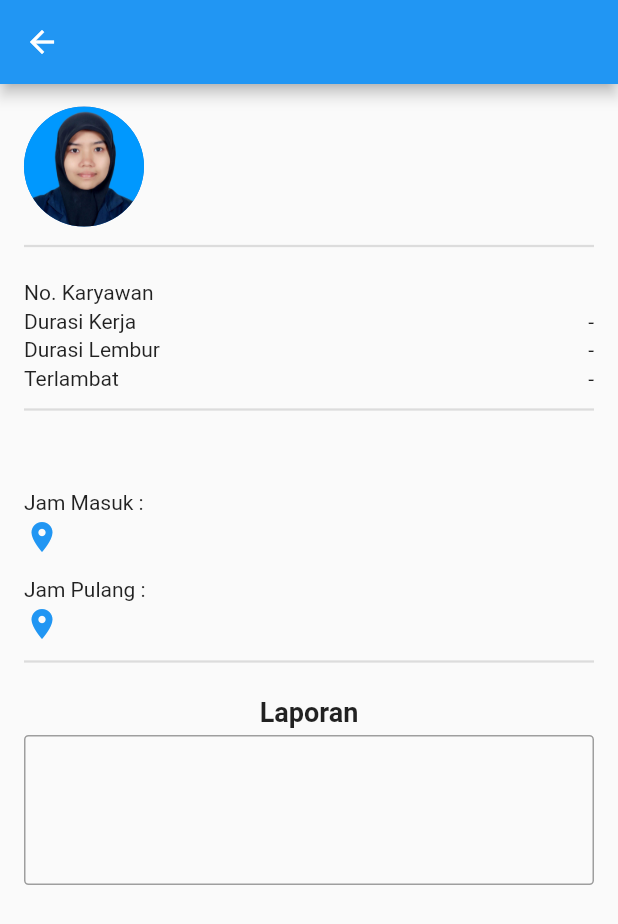
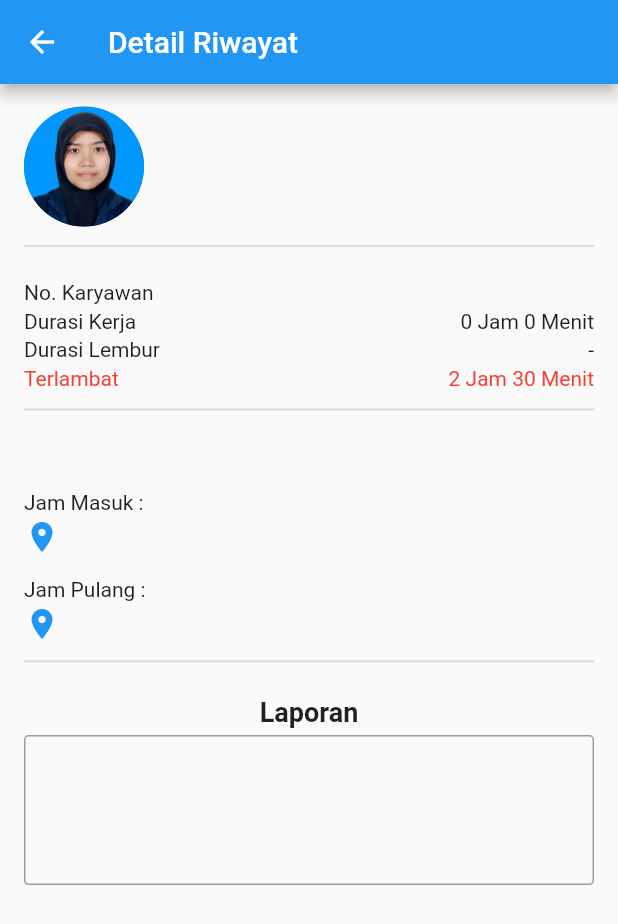
Before and after one commit to abdullahabd15/employee-attendance, a Flutter app: the HistoryDetailScreen screen opened directly with empty values, on a phone screen of 412 x 824 dp. Shown: the top 924 px of the screen. Run offline on Flutter 3.47's test engine with Material 2 defaults, Android fonts, the light colour scheme and no system bars; our stand-ins replace flutter_spinkit, google_maps_flutter, location, shared_preferences, sqflite, toast; missing offline and left inert: geocoder; accounts and stored records are empty.

Commit message:
perbaikan fungsi kalkulasi jam kerja

```diff
--- a/lib/screen/history_detail_screen.dart
+++ b/lib/screen/history_detail_screen.dart
@@ -3,23 +3,49 @@ import 'package:employee_attendance/model/employee.dart';
 import 'package:employee_attendance/util/date_util.dart';
 import 'package:flutter/material.dart';
 
-class HistoryDetailScreen extends StatelessWidget {
+class HistoryDetailScreen extends StatefulWidget {
   final Attendance attendance;
   final Employee employee;
 
-  const HistoryDetailScreen({this.attendance, this.employee});
+  HistoryDetailScreen({this.attendance, this.employee});
+
+  @override
+  _HistoryDetailScreenState createState() => _HistoryDetailScreenState();
+}
+
+class _HistoryDetailScreenState extends State<HistoryDetailScreen> {
+  String _dateInIndonesian;
+  String _date;
+  String _workDuration;
+  String _overTimeDuration;
+  String _lateTimeDuration;
+
+  @override
+  void initState() {
+    super.initState();
+    setState(() {
+      _dateInIndonesian = DateUtil.toIndonesian(widget.attendance.dtmIn);
+      _date = DateUtil.getDate(_dateInIndonesian);
+      _workDuration = _getWorkDuration(widget.attendance.dtmIn, widget.attendance.dtmOut);
+      _overTimeDuration = _getOverTimeDuration(widget.attendance.dtmOut);
+      _lateTimeDuration = _getLateTimeDuration(widget.attendance.dtmIn);
+    });
+  }
 
   @override
   Widget build(BuildContext context) {
-    var dateInIndonesian = DateUtil.toIndonesian(attendance.dtmIn);
-    var date = DateUtil.getDate(dateInIndonesian);
     return Scaffold(
-      appBar: AppBar(),
+      appBar: AppBar(
+        title: Text('Detail Riwayat'),
+      ),
       body: Container(
-        padding: const EdgeInsets.only(top: 15.0, left: 16.0, right: 16.0),
+        padding: const EdgeInsets.only(left: 16.0, right: 16.0),
         child: SingleChildScrollView(
           child: Column(
             children: [
+              SizedBox(
+                height: 15.0,
+              ),
               Row(
                 children: [
                   CircleAvatar(
@@ -30,16 +56,17 @@ class HistoryDetailScreen extends StatelessWidget {
                   ),
                   Flexible(
                     child: Column(
+                      crossAxisAlignment: CrossAxisAlignment.start,
                       children: [
                         Text(
-                          employee.fullName,
+                          widget.employee.fullName,
                           style: TextStyle(
                               fontSize: 20.0, fontWeight: FontWeight.w600),
                         ),
                         SizedBox(
                           height: 5.0,
                         ),
-                        Text(employee.position ?? '-'),
+                        Text(widget.employee.position ?? '-'),
                       ],
                     ),
                   ),
@@ -56,7 +83,7 @@ class HistoryDetailScreen extends StatelessWidget {
                 mainAxisAlignment: MainAxisAlignment.spaceBetween,
                 children: [
                   Text('No. Karyawan'),
-                  Text(employee.employeeNumber),
+                  Text(widget.employee.employeeNumber),
                 ],
               ),
               SizedBox(
@@ -66,7 +93,7 @@ class HistoryDetailScreen extends StatelessWidget {
                 mainAxisAlignment: MainAxisAlignment.spaceBetween,
                 children: [
                   Text('Durasi Kerja'),
-                  Text('-'),
+                  Text(_workDuration),
                 ],
               ),
               SizedBox(
@@ -76,7 +103,7 @@ class HistoryDetailScreen extends StatelessWidget {
                 mainAxisAlignment: MainAxisAlignment.spaceBetween,
                 children: [
                   Text('Durasi Lembur'),
-                  Text('-'),
+                  Text(_overTimeDuration),
                 ],
               ),
               SizedBox(
@@ -85,11 +112,19 @@ class HistoryDetailScreen extends StatelessWidget {
               Row(
                 mainAxisAlignment: MainAxisAlignment.spaceBetween,
                 children: [
-                  Text('Terlambat'),
-                  Text('-'),
+                  Text(
+                    'Terlambat',
+                    style: TextStyle(color: Colors.red),
+                  ),
+                  Text(
+                    _lateTimeDuration,
+                    style: TextStyle(color: Colors.red),
+                  ),
                 ],
               ),
-              SizedBox(height: 5.0,),
+              SizedBox(
+                height: 5.0,
+              ),
               Divider(
                 thickness: 1.5,
               ),
@@ -97,7 +132,7 @@ class HistoryDetailScreen extends StatelessWidget {
                 height: 15.0,
               ),
               Text(
-                date,
+                _date,
                 style: TextStyle(fontSize: 18.0, fontWeight: FontWeight.w600),
               ),
               SizedBox(
@@ -110,9 +145,9 @@ class HistoryDetailScreen extends StatelessWidget {
                     width: 5.0,
                   ),
                   Text(
-                    attendance.dtmIn == null
+                    widget.attendance.dtmIn == null
                         ? '-'
-                        : DateUtil.getTime(attendance.dtmIn),
+                        : DateUtil.getTime(widget.attendance.dtmIn),
                     style: TextStyle(fontWeight: FontWeight.w600),
                   ),
                 ],
@@ -130,7 +165,7 @@ class HistoryDetailScreen extends StatelessWidget {
                   SizedBox(
                     width: 5.0,
                   ),
-                  Flexible(child: Text(attendance.addressIn ?? '-')),
+                  Flexible(child: Text(widget.attendance.addressIn ?? '-')),
                 ],
               ),
               SizedBox(
@@ -143,9 +178,9 @@ class HistoryDetailScreen extends StatelessWidget {
                     width: 5.0,
                   ),
                   Text(
-                    attendance.dtmOut == null
+                    widget.attendance.dtmOut == null
                         ? '-'
-                        : DateUtil.getTime(attendance.dtmOut),
+                        : DateUtil.getTime(widget.attendance.dtmOut),
                     style: TextStyle(fontWeight: FontWeight.w600),
                   ),
                 ],
@@ -163,10 +198,12 @@ class HistoryDetailScreen extends StatelessWidget {
                   SizedBox(
                     width: 5.0,
                   ),
-                  Flexible(child: Text(attendance.addressOut ?? '-')),
+                  Flexible(child: Text(widget.attendance.addressOut ?? '-')),
                 ],
               ),
-              SizedBox(height: 5.0,),
+              SizedBox(
+                height: 5.0,
+              ),
               Divider(
                 thickness: 1.5,
               ),
@@ -187,7 +224,7 @@ class HistoryDetailScreen extends StatelessWidget {
                 ),
                 constraints: BoxConstraints(minHeight: 100.0),
                 child: Text(
-                  attendance.dailyReport ?? '',
+                  widget.attendance.dailyReport ?? '',
                 ),
               ),
               SizedBox(
@@ -199,4 +236,37 @@ class HistoryDetailScreen extends StatelessWidget {
       ),
     );
   }
+
+  String _getWorkDuration(String dtmIn, String dtmOut) {
+    try {
+      var dtmFrom =
+          dtmOut == null ? DateTime.now() : DateUtil.toDateTime(dtmOut);
+      var dtmTo = DateUtil.toDateTime(dtmIn);
+      return DateUtil.getHourDifference(dtmFrom, dtmTo);
+    } catch (e) {
+      return '-';
+    }
+  }
+
+  String _getOverTimeDuration(String dateTime) {
+    try {
+      var dtm = DateUtil.toDateTime(dateTime);
+      var dtmOut = DateTime(dtm.year, dtm.month, dtm.day, 17, 0);
+      if (dateTime == null || dtm.isBefore(dtmOut) || dtm.isAtSameMomentAs(dtmOut)) return '-';
+      return DateUtil.getHourDifference(dtm, dtmOut);
+    } catch (e) {
+      return '-';
+    }
+  }
+
+  String _getLateTimeDuration(String dateTime) {
+    try {
+      var dtm = DateUtil.toDateTime(dateTime);
+      var dtmIn = DateTime(dtm.year, dtm.month, dtm.day, 8, 0);
+      if (dtm.isBefore(dtmIn) || dtm.isAtSameMomentAs(dtmIn)) return '-';
+      return DateUtil.getHourDifference(dtm, dtmIn);
+    } catch (e) {
+      return '-';
+    }
+  }
 }
--- a/lib/util/date_util.dart
+++ b/lib/util/date_util.dart
@@ -1,4 +1,5 @@
 import 'package:employee_attendance/enum/language_enum.dart';
+import 'package:intl/intl.dart';
 
 class DateUtil {
   static const dayInIndonesian = [
@@ -129,4 +130,26 @@ class DateUtil {
     var splitString = dateTime.split(',');
     return '${splitString[0]},${splitString[1]}';
   }
+
+  static String getHourDifference(DateTime dtmFrom, DateTime dtmTo) {
+    try {
+      var diff = dtmFrom.difference(dtmTo).inMinutes;
+      var hour = diff ~/ 60;
+      var minutes = diff % 60;
+      return '$hour Jam $minutes Menit';
+    } catch (e) {
+      return '';
+    }
+  }
+
+  static DateTime toDateTime(String dtm) {
+    try {
+      var dateFormat = DateFormat("EEEE, dd MMMM yyyy, HH:mm");
+      var dateTime = dateFormat.parse(dtm);
+      return dateTime;
+    } catch (e) {
+      print(e);
+      return DateTime.now();
+    }
+  }
 }
--- a/lib/util/location_util.dart
+++ b/lib/util/location_util.dart
@@ -5,15 +5,25 @@ import 'package:location/location.dart';
 class LocationUtil {
 
   static Future<String> getAddress(LatLng latLng) async {
+    try {
       var coordinate = Coordinates(latLng.latitude, latLng.longitude);
       var addresses =
       await Geocoder.local.findAddressesFromCoordinates(coordinate);
       var address = addresses.first;
       return address.addressLine;
+    } catch (e) {
+      print(e);
+      return '';
+    }
   }
 
   static Future<LatLng> getCurrentLatLng() async {
+    try {
       var location = await Location().getLocation();
       return LatLng(location.latitude, location.longitude);
+    } catch (e) {
+      print(e);
+      return LatLng(0.0, 0.0);
     }
   }
+}
--- a/lib/util/map_util.dart
+++ b/lib/util/map_util.dart
@@ -12,37 +12,6 @@ class MapUtil {
         icon: iconMarker,
         infoWindow: InfoWindow(title: '$title :', snippet: info));
     return marker;
-  }
-
-  static void zoomToFit(GoogleMapController controller, LatLngBounds bounds,
-      LatLng centerBounds) async {
-    bool keepZoomingOut = true;
-
-    while (keepZoomingOut) {
-      final LatLngBounds screenBounds = await controller.getVisibleRegion();
-      if (isFitToScreen(bounds, screenBounds)) {
-        keepZoomingOut = false;
-        final double zoomLevel = await controller.getZoomLevel() - 0.5;
-        controller.animateCamera(CameraUpdate.newCameraPosition(CameraPosition(
-          target: centerBounds,
-          zoom: zoomLevel,
-        )));
-        break;
-      } else {
-        final double zoomLevel = await controller.getZoomLevel() - 0.1;
-        controller.animateCamera(CameraUpdate.newCameraPosition(CameraPosition(
-          target: centerBounds,
-          zoom: zoomLevel,
-        )));
-      }
-    }
-  }
-
-  static LatLng getCenterBounds(LatLngBounds latLngBound) {
-    return LatLng(
-      (latLngBound.northeast.latitude + latLngBound.southwest.latitude) / 2,
-      (latLngBound.northeast.longitude + latLngBound.southwest.longitude) / 2,
-    );
   }
 
   static LatLngBounds getLatLngBounds(LatLng latLngIn, LatLng latLngOut) {
@@ -63,21 +32,4 @@ class MapUtil {
               : latLngIn.longitude),
     );
   }
-
-  static bool isFitToScreen(LatLngBounds fitBounds, LatLngBounds screenBounds) {
-    final bool northEastLatitudeCheck =
-        screenBounds.northeast.latitude >= fitBounds.northeast.latitude;
-    final bool northEastLongitudeCheck =
-        screenBounds.northeast.longitude >= fitBounds.northeast.longitude;
-
-    final bool southWestLatitudeCheck =
-        screenBounds.southwest.latitude <= fitBounds.southwest.latitude;
-    final bool southWestLongitudeCheck =
-        screenBounds.southwest.longitude <= fitBounds.southwest.longitude;
-
-    return northEastLatitudeCheck &&
-        northEastLongitudeCheck &&
-        southWestLatitudeCheck &&
-        southWestLongitudeCheck;
-  }
 }
```
Lines whose indentation alone changed are shown as unchanged.
